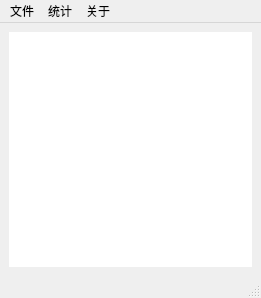
Above: mainwindow.ui from iwxyi/KeyCounter before the change. Below: the same form after it.
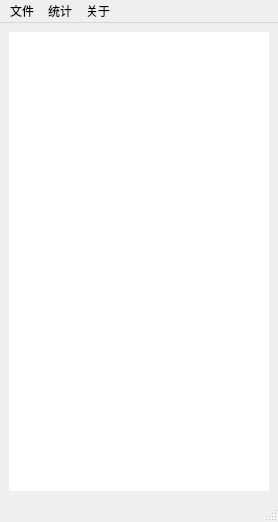
That is the form after the change.

The edit to the form file:
```diff
--- a/mainwindow.ui
+++ b/mainwindow.ui
@@ -6,8 +6,8 @@
    <rect>
     <x>0</x>
     <y>0</y>
-    <width>261</width>
-    <height>298</height>
+    <width>278</width>
+    <height>522</height>
    </rect>
   </property>
   <property name="windowTitle">
@@ -42,7 +42,7 @@
     <rect>
      <x>0</x>
      <y>0</y>
-     <width>261</width>
+     <width>278</width>
      <height>21</height>
     </rect>
    </property>
```
